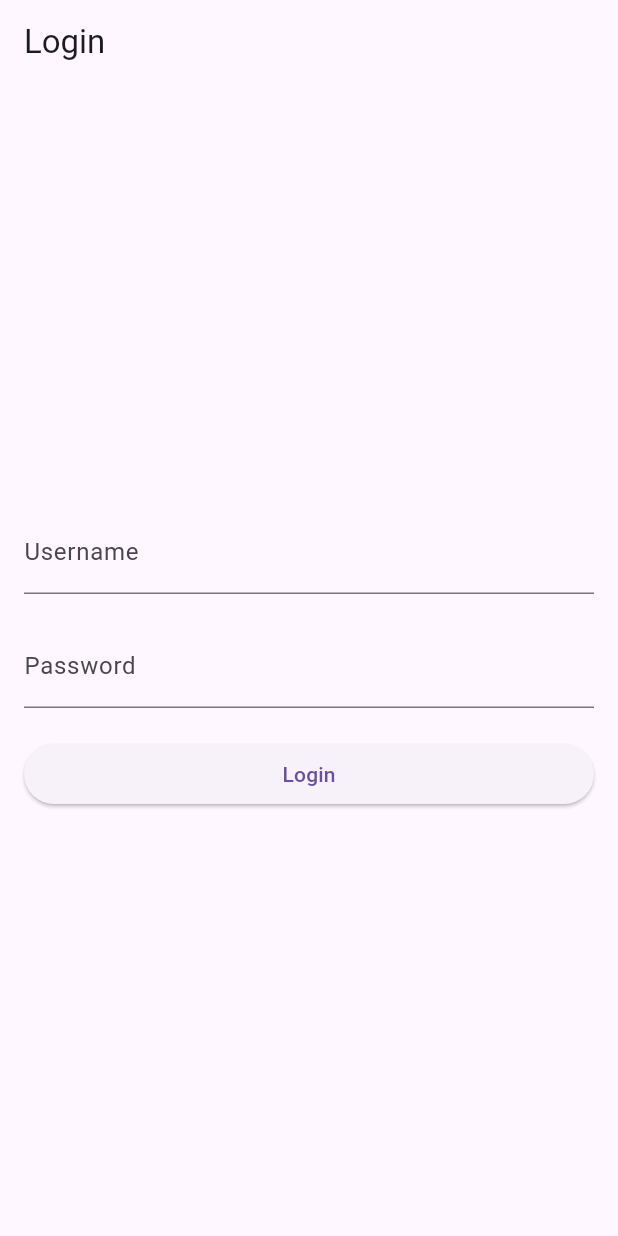
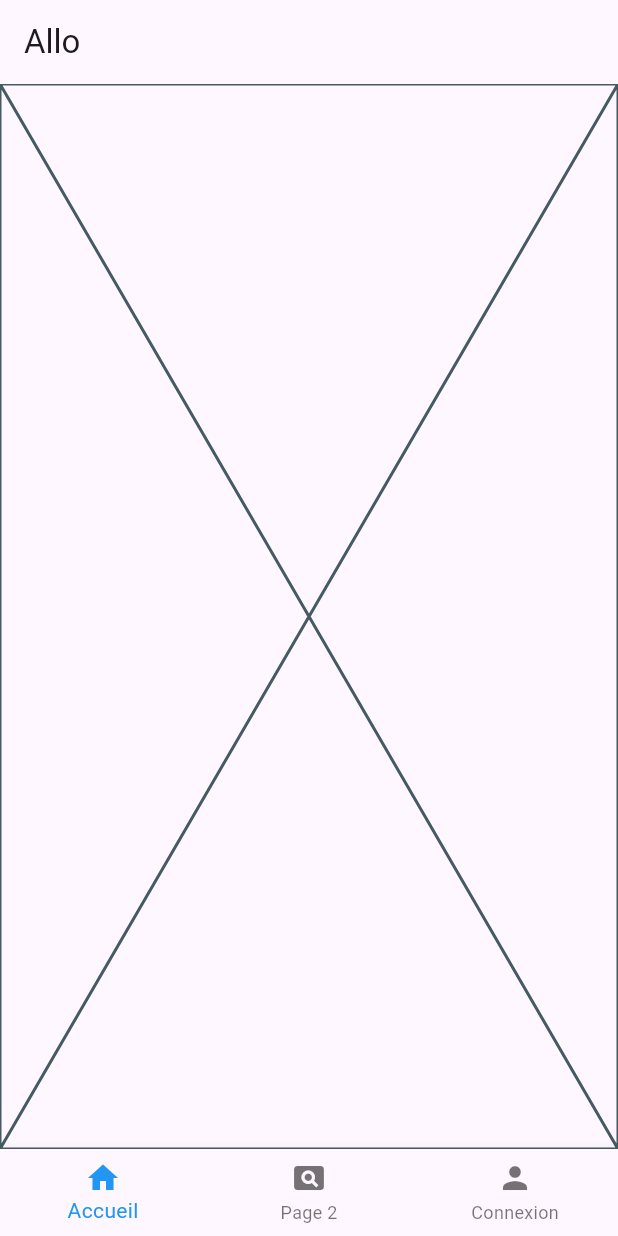
Before and after one commit to NoaJacquet/sae_mobile, a Flutter app: the screen it shows after launch, on a phone screen of 412 x 824 dp. Run offline on Flutter 3.47's test engine with Material 3 defaults, Android fonts, the phone set to English and light mode, and no system bars.

Commit message:
fix/correction organisation develop pour futur dev

```diff
--- a/lib/main.dart
+++ b/lib/main.dart
@@ -1,4 +1,6 @@
+import 'package:flutter/cupertino.dart';
 import 'package:flutter/material.dart';
+import 'login.dart';
 
 void main() {
   runApp(MyApp());
@@ -8,107 +10,65 @@ class MyApp extends StatelessWidget {
   @override
   Widget build(BuildContext context) {
     return MaterialApp(
-      title: 'Login App',
+      title: 'Allo',
       theme: ThemeData(
         primarySwatch: Colors.blue,
         visualDensity: VisualDensity.adaptivePlatformDensity,
       ),
-      home: LoginPage(),
+      home: MyHomePage(),
     );
   }
 }
 
-class LoginPage extends StatefulWidget {
+class MyHomePage extends StatefulWidget {
   @override
-  _LoginPageState createState() => _LoginPageState();
+  _MyHomePageState createState() => _MyHomePageState();
 }
 
-class _LoginPageState extends State<LoginPage> {
-  TextEditingController _usernameController = TextEditingController();
-  TextEditingController _passwordController = TextEditingController();
+class _MyHomePageState extends State<MyHomePage> {
+  int _selectedIndex = 0;
+
+  static List<Widget> _widgetOptions = <Widget>[
+    Placeholder(
+
+    ),
+    Placeholder(),
+    LoginPage(),
+  ];
+
+  void _onItemTapped(int index) {
+    setState(() {
+      _selectedIndex = index;
+    });
+  }
 
   @override
   Widget build(BuildContext context) {
     return Scaffold(
       appBar: AppBar(
-        title: Text('Login'),
+        title: Text('Allo'),
       ),
-      body: Padding(
-        padding: EdgeInsets.all(16.0),
-        child: Column(
-          mainAxisAlignment: MainAxisAlignment.center,
-          crossAxisAlignment: CrossAxisAlignment.stretch,
-          children: [
-            TextFormField(
-              controller: _usernameController,
-              decoration: InputDecoration(
-                labelText: 'Username',
-              ),
-            ),
-            SizedBox(height: 20.0),
-            TextFormField(
-              controller: _passwordController,
-              obscureText: true,
-              decoration: InputDecoration(
-                labelText: 'Password',
-              ),
-            ),
-            SizedBox(height: 20.0),
-            ElevatedButton(
-              onPressed: () {
-                // Insérer votre logique de connexion ici
-                String username = _usernameController.text;
-                String password = _passwordController.text;
-                // Vérification des informations de connexion
-                if (username.isNotEmpty && password.isNotEmpty) {
-                  // Traitez la connexion avec les identifiants fournis
-                  // Ici, vous pouvez utiliser une méthode d'authentification comme Firebase, par exemple
-                  // Si l'authentification réussit, vous pouvez naviguer vers une nouvelle page
-                  // Si l'authentification échoue, vous pouvez afficher un message d'erreur
-                  // Pour l'exemple, nous affichons simplement les identifiants saisis
-                  showDialog(
-                    context: context,
-                    builder: (BuildContext context) {
-                      return AlertDialog(
-                        title: Text('Login Info'),
-                        content: Text(
-                            'Username: $username\nPassword: $password'),
-                        actions: [
-                          TextButton(
-                            onPressed: () {
-                              Navigator.of(context).pop();
-                            },
-                            child: Text('OK'),
-                          ),
-                        ],
-                      );
-                    },
-                  );
-                } else {
-                  // Afficher un message d'erreur si les champs sont vides
-                  showDialog(
-                    context: context,
-                    builder: (BuildContext context) {
-                      return AlertDialog(
-                        title: Text('Error'),
-                        content: Text('Please enter username and password'),
-                        actions: [
-                          TextButton(
-                            onPressed: () {
-                              Navigator.of(context).pop();
-                            },
-                            child: Text('OK'),
-                          ),
-                        ],
-                      );
-                    },
-                  );
-                }
-              },
-              child: Text('Login'),
-            ),
-          ],
-        ),
+      body: Center(
+        child: _widgetOptions.elementAt(_selectedIndex),
+      ),
+      bottomNavigationBar: BottomNavigationBar(
+        items: const <BottomNavigationBarItem>[
+          BottomNavigationBarItem(
+            icon: Icon(Icons.home),
+            label: 'Accueil',
+          ),
+          BottomNavigationBarItem(
+            icon: Icon(Icons.pageview),
+            label: 'Page 2',
+          ),
+          BottomNavigationBarItem(
+            icon: Icon(Icons.person),
+            label: 'Connexion',
+          ),
+        ],
+        currentIndex: _selectedIndex,
+        selectedItemColor: Colors.blue,
+        onTap: _onItemTapped,
       ),
     );
   }
```
Also changed, not shown: lib/login.dart (added, +79 -0 lines).
